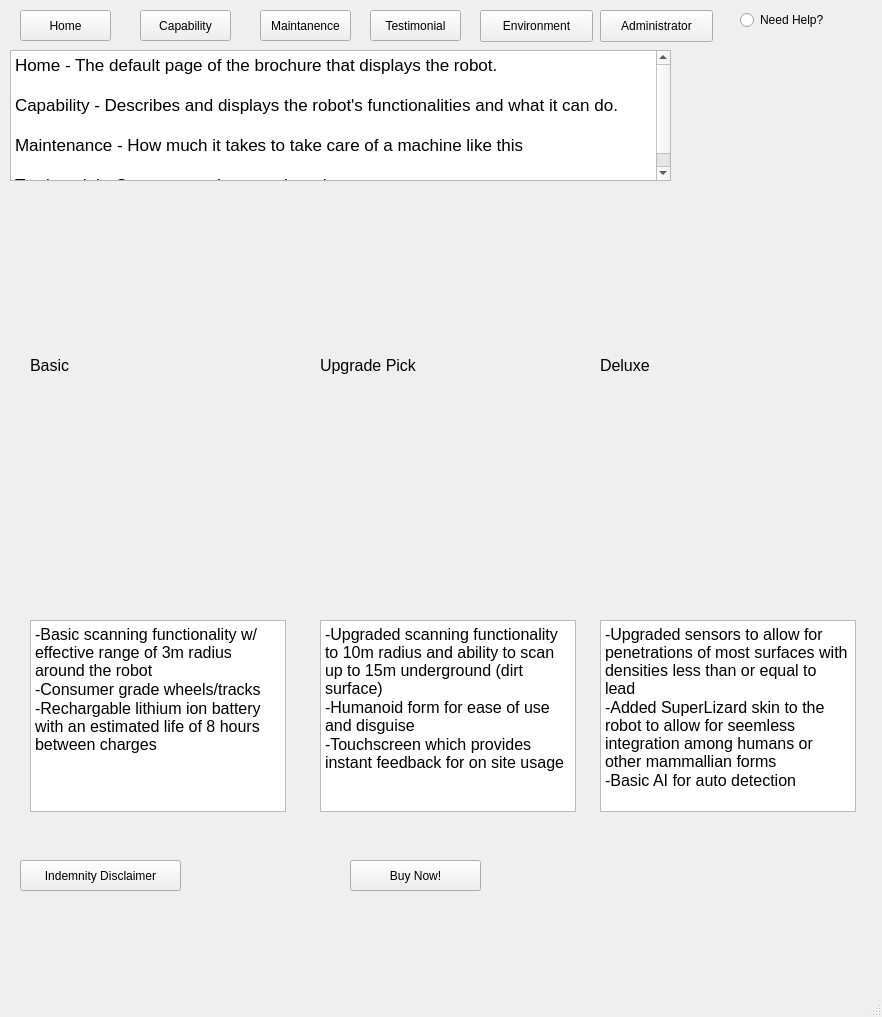
Old version of the form brochure/home.ui in the repository Team-llamas/Project-1.
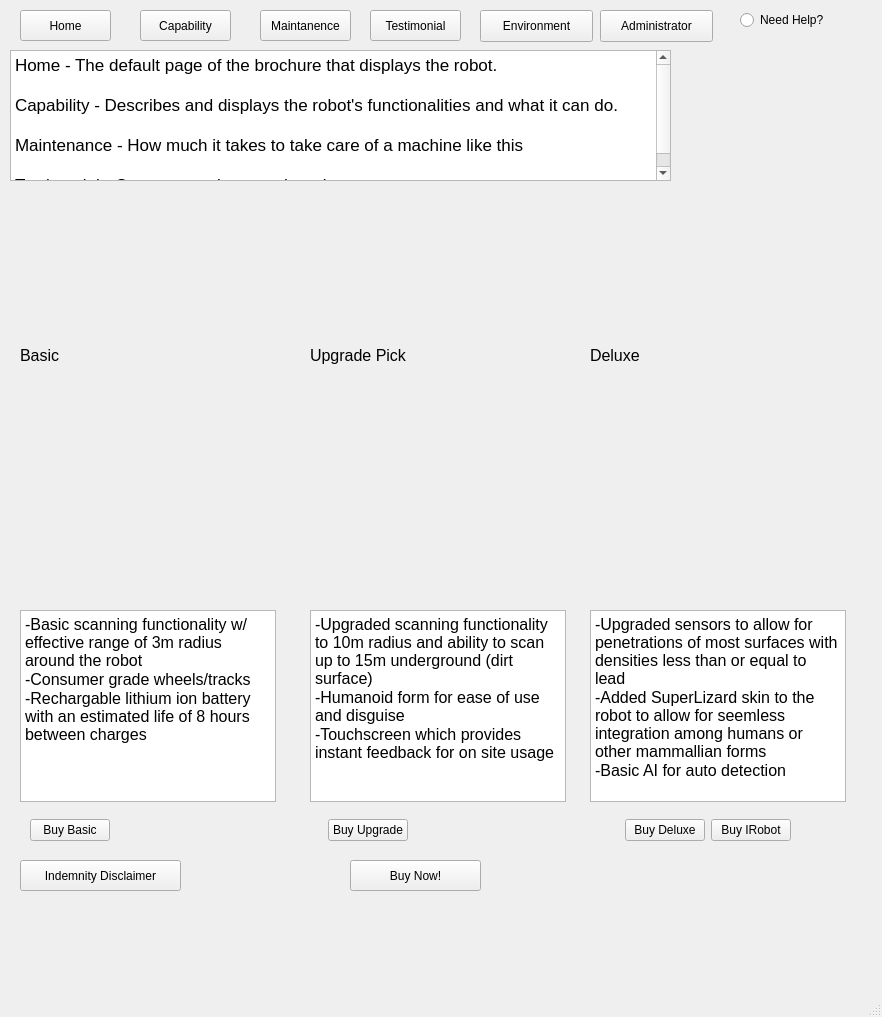
New version of the form. The open tabs and pages were chosen to show the change. Icons and pictures are not drawn.

What changed in the file:
```diff
--- a/brochure/home.ui
+++ b/brochure/home.ui
@@ -103,10 +103,10 @@
    <widget class="QStackedWidget" name="Window">
     <property name="geometry">
      <rect>
-      <x>20</x>
-      <y>330</y>
-      <width>841</width>
-      <height>491</height>
+      <x>10</x>
+      <y>340</y>
+      <width>851</width>
+      <height>511</height>
      </rect>
     </property>
     <property name="currentIndex">
@@ -906,7 +906,7 @@
       <property name="geometry">
        <rect>
         <x>10</x>
-        <y>20</y>
+        <y>0</y>
         <width>131</width>
         <height>31</height>
        </rect>
@@ -924,7 +924,7 @@
       <property name="geometry">
        <rect>
         <x>300</x>
-        <y>60</y>
+        <y>40</y>
         <width>241</width>
         <height>221</height>
        </rect>
@@ -948,7 +948,7 @@
       <property name="geometry">
        <rect>
         <x>10</x>
-        <y>60</y>
+        <y>40</y>
         <width>231</width>
         <height>221</height>
        </rect>
@@ -972,7 +972,7 @@
       <property name="geometry">
        <rect>
         <x>580</x>
-        <y>60</y>
+        <y>40</y>
         <width>241</width>
         <height>221</height>
        </rect>
@@ -996,7 +996,7 @@
       <property name="geometry">
        <rect>
         <x>300</x>
-        <y>20</y>
+        <y>0</y>
         <width>131</width>
         <height>31</height>
        </rect>
@@ -1014,7 +1014,7 @@
       <property name="geometry">
        <rect>
         <x>580</x>
-        <y>20</y>
+        <y>0</y>
         <width>131</width>
         <height>31</height>
        </rect>
@@ -1032,7 +1032,7 @@
       <property name="geometry">
        <rect>
         <x>580</x>
-        <y>290</y>
+        <y>270</y>
         <width>256</width>
         <height>192</height>
        </rect>
@@ -1051,7 +1051,7 @@
       <property name="geometry">
        <rect>
         <x>10</x>
-        <y>290</y>
+        <y>270</y>
         <width>256</width>
         <height>192</height>
        </rect>
@@ -1070,7 +1070,7 @@
       <property name="geometry">
        <rect>
         <x>300</x>
-        <y>290</y>
+        <y>270</y>
         <width>256</width>
         <height>192</height>
        </rect>
@@ -1085,6 +1085,72 @@
 &lt;p style=&quot; margin-top:0px; margin-bottom:0px; margin-left:0px; margin-right:0px; -qt-block-indent:0; text-indent:0px;&quot;&gt;&lt;span style=&quot; font-family:'MS Shell Dlg 2'; font-size:12pt;&quot;&gt;-Touchscreen which provides instant feedback for on site usage&lt;/span&gt;&lt;/p&gt;&lt;/body&gt;&lt;/html&gt;</string>
       </property>
      </widget>
+     <widget class="QWidget" name="">
+      <property name="geometry">
+       <rect>
+        <x>20</x>
+        <y>470</y>
+        <width>761</width>
+        <height>41</height>
+       </rect>
+      </property>
+      <layout class="QHBoxLayout" name="horizontalLayout_3">
+       <item>
+        <widget class="QPushButton" name="buyBasicButton">
+         <property name="text">
+          <string>Buy Basic</string>
+         </property>
+        </widget>
+       </item>
+       <item>
+        <spacer name="horizontalSpacer">
+         <property name="orientation">
+          <enum>Qt::Horizontal</enum>
+         </property>
+         <property name="sizeHint" stdset="0">
+          <size>
+           <width>40</width>
+           <height>20</height>
+          </size>
+         </property>
+        </spacer>
+       </item>
+       <item>
+        <widget class="QPushButton" name="buyUpgradeButton">
+         <property name="text">
+          <string>Buy Upgrade</string>
+         </property>
+        </widget>
+       </item>
+       <item>
+        <spacer name="horizontalSpacer_2">
+         <property name="orientation">
+          <enum>Qt::Horizontal</enum>
+         </property>
+         <property name="sizeHint" stdset="0">
+          <size>
+           <width>40</width>
+           <height>20</height>
+          </size>
+         </property>
+        </spacer>
+       </item>
+       <item>
+        <widget class="QPushButton" name="buyDeluxeButton">
+         <property name="text">
+          <string>Buy Deluxe</string>
+         </property>
+        </widget>
+       </item>
+       <item>
+        <widget class="QPushButton" name="buyIRobotButton">
+         <property name="text">
+          <string>Buy IRobot</string>
+         </property>
+        </widget>
+       </item>
+      </layout>
+     </widget>
     </widget>
     <widget class="QWidget" name="indemnityPage">
      <widget class="QTextBrowser" name="textBrowser_17">
```
Left out of the diff: 2 changed lines with no effect on the pictures.
